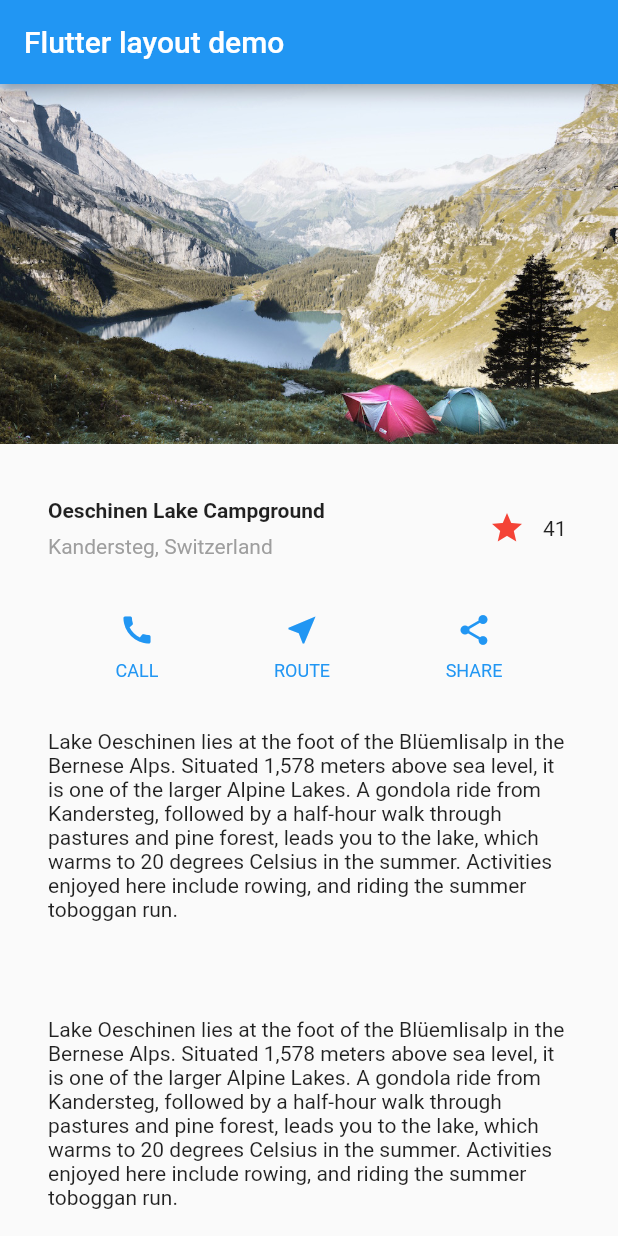
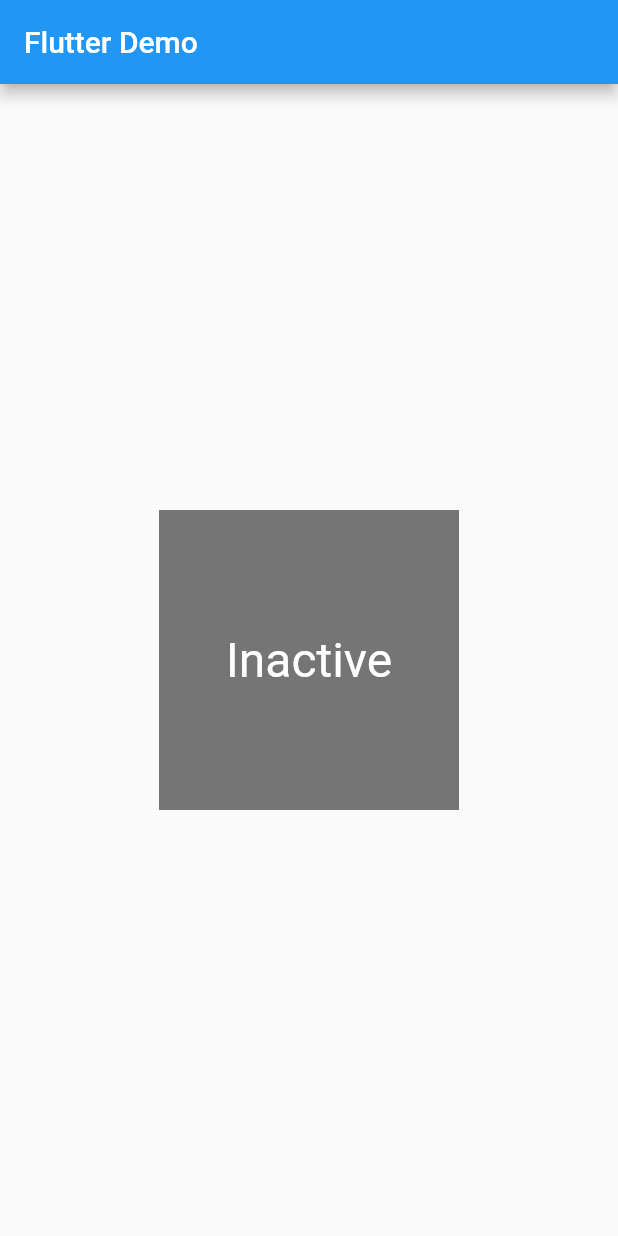
Before and after one commit to shibadog39/flutter-sandbox, a Flutter app: the screen it shows after launch, on a phone screen of 412 x 824 dp. Run offline on Flutter 3.47's test engine with Material 2 defaults, Android fonts, the phone set to English and light mode, and no system bars.

Commit message:
Managing state#The widget manages its own state https://flutter.dev/docs/development/ui/interactive#managing-state
Points
- There are different approaches for managing state.
- You, as the widget designer, choose which approach to use.
- If in doubt, start by managing state in the parent widget.

The following principles should help you decide:
- If the state in question is user data, for example the checked or unchecked mode of a checkbox, or the position of a slider, then the state is best managed by the parent widget.

- If the state in question is aesthetic, for example an animation, then the state is best managed by the widget itself.

```diff
--- a/lib/main.dart
+++ b/lib/main.dart
@@ -8,163 +8,57 @@ void main() {
   );
 }
 
+class TapboxA extends StatefulWidget {
+  TapboxA({Key key}) : super(key: key);
+
+  @override
+  _TapboxAState createState() => _TapboxAState();
+}
+
+class _TapboxAState extends State<TapboxA> {
+  bool _active = false;
+
+  void _handleTap() {
+    setState(() {
+      _active = !_active;
+    });
+  }
+
+  Widget build(BuildContext context) {
+    return GestureDetector(
+      onTap: _handleTap,
+      child: Container(
+        child: Center(
+          child: Text(
+            _active ? 'Active' : 'Inactive',
+            style: TextStyle(fontSize: 32.0, color: Colors.white),
+          ),
+        ),
+        width: 200.0,
+        height: 200.0,
+        decoration: BoxDecoration(
+          color: _active ? Colors.lightGreen[700] : Colors.grey[600],
+        ),
+      ),
+    );
+  }
+}
+
+//------------------------- MyApp ----------------------------------
+
 class MyApp extends StatelessWidget {
-
   @override
   Widget build(BuildContext context) {
     return MaterialApp(
-      title: 'Flutter layout demo',
+      title: 'Flutter Demo',
       home: Scaffold(
-          appBar: AppBar(
-            title: Text('Flutter layout demo'),
-          ),
-          body: ListView(
-            children: [
-              Image.asset(
-                  'images/lake.jpg',
-                  width: 600,
-                  height: 240,
-                  fit: BoxFit.cover,
-                  ),
-              titleSection,
-              buttonSection(context),
-              textSection,
-              textSection,
-              textSection,
-              textSection,
-              textSection,
-              textSection,
-            ],
-          )
+        appBar: AppBar(
+          title: Text('Flutter Demo'),
+        ),
+        body: Center(
+          child: TapboxA(),
+        ),
       ),
     );
   }
-
-  final Widget titleSection = Container(
-    padding: const EdgeInsets.all(32),
-    child: Row(
-      children: [
-        Expanded(
-          /*1*/
-          child: Column(
-            crossAxisAlignment: CrossAxisAlignment.start,
-            children: [
-              /*2*/
-              Container(
-                padding: const EdgeInsets.only(bottom: 8),
-                child: Text(
-                  'Oeschinen Lake Campground',
-                  style: TextStyle(
-                    fontWeight: FontWeight.bold,
-                  ),
-                ),
-              ),
-              Text(
-                'Kandersteg, Switzerland',
-                style: TextStyle(
-                  color: Colors.grey[500],
-                ),
-              ),
-            ],
-          ),
-        ),
-        /*3*/
-        FavoriteWidget(),
-      ],
-    ),
-  );
-
-  Widget buttonSection(BuildContext context){
-    Color color = Theme.of(context).primaryColor;
-
-    return Container(
-      child: Row(
-        mainAxisAlignment: MainAxisAlignment.spaceEvenly,
-        children: [
-          _buildButtonColumn(color, Icons.call, 'CALL'),
-          _buildButtonColumn(color, Icons.near_me, 'ROUTE'),
-          _buildButtonColumn(color, Icons.share, 'SHARE'),
-        ],
-      ),
-    );
-  }
-
-  Column _buildButtonColumn(Color color, IconData icon, String label) {
-    return Column(
-      mainAxisSize: MainAxisSize.min,
-      mainAxisAlignment: MainAxisAlignment.center,
-      children: [
-        Icon(icon, color: color),
-        Container(
-          margin: const EdgeInsets.only(top: 8),
-          child: Text(
-            label,
-            style: TextStyle(
-              fontSize: 12,
-              fontWeight: FontWeight.w400,
-              color: color,
-            ),
-          ),
-        ),
-      ],
-    );
-  }
-
-  Widget textSection = Container(
-    padding: const EdgeInsets.all(32),
-    child: Text(
-      'Lake Oeschinen lies at the foot of the Blüemlisalp in the Bernese '
-          'Alps. Situated 1,578 meters above sea level, it is one of the '
-          'larger Alpine Lakes. A gondola ride from Kandersteg, followed by a '
-          'half-hour walk through pastures and pine forest, leads you to the '
-          'lake, which warms to 20 degrees Celsius in the summer. Activities '
-          'enjoyed here include rowing, and riding the summer toboggan run.',
-      softWrap: true,
-    ),
-  );
 }
-
-class FavoriteWidget extends StatefulWidget {
-  @override
-  _FavoriteWidgetState createState() => _FavoriteWidgetState();
-}
-
-class _FavoriteWidgetState extends State<FavoriteWidget> {
-  bool _isFavorited = true;
-  int _favoriteCount = 41;
-
-  @override
-  Widget build(BuildContext context) {
-    return Row(
-      mainAxisSize: MainAxisSize.min,
-      children: [
-        Container(
-          padding: EdgeInsets.all(0),
-          child: IconButton(
-            icon: (_isFavorited ? Icon(Icons.star) : Icon(Icons.star_border)),
-            color: Colors.red[500],
-            onPressed: _toggleFavorite,
-          ),
-        ),
-        SizedBox(
-          width: 18,
-          child: Container(
-            child: Text('$_favoriteCount'),
-          ),
-        ),
-      ],
-    );
-  }
-
-  void _toggleFavorite() {
-    setState(() {
-      if (_isFavorited) {
-        _favoriteCount -= 1;
-        _isFavorited = false;
-      } else {
-        _favoriteCount += 1;
-        _isFavorited = true;
-      }
-    });
-  }
-}
```
